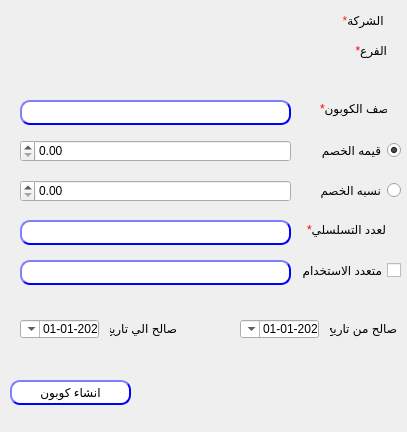
Before: the Qt Designer form presentation/coupon_ui/createCoupon.ui in shymaa123456/HyperPOS2020, drawn with Qt 5.
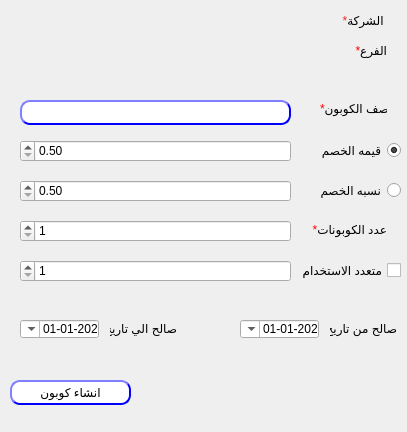
After: the same form once the commit is applied.

```diff
--- a/presentation/coupon_ui/createCoupon.ui
+++ b/presentation/coupon_ui/createCoupon.ui
@@ -157,83 +157,6 @@
     <string>متعدد الاستخدام</string>
    </property>
   </widget>
-  <widget class="QLineEdit" name="LE_desc_4">
-   <property name="enabled">
-    <bool>true</bool>
-   </property>
-   <property name="geometry">
-    <rect>
-     <x>20</x>
-     <y>220</y>
-     <width>271</width>
-     <height>25</height>
-    </rect>
-   </property>
-   <property name="styleSheet">
-    <string notr="true">QLineEdit{
-                                        background-color: white;
-                                        border-style: outset;
-                                        border-width: 2px;
-                                        border-radius: 10px;
-                                        border-color: blue;
-                                        min-width: 6em;
-                                        }
-                                        QLineEdit:hover {
-                                        background: qradialgradient(
-                                        cx: 0.3, cy: -0.4, fx: 0.3, fy: -0.4,
-                                        radius: 1.35, stop: 0 #fff, stop: 1 #bbb
-                                        );
-                                        }
-                                       QLineEdit:pressed {
-                                        border-style: inset;
-                                        background: qradialgradient(
-                                        cx: 0.4, cy: -0.1, fx: 0.4, fy: -0.1,
-                                        radius: 1.35, stop: 0 #fff, stop: 1 #ddd
-                                        );
-                                        }
-                                    </string>
-   </property>
-   <property name="text">
-    <string/>
-   </property>
-  </widget>
-  <widget class="QLineEdit" name="LE_desc_5">
-   <property name="enabled">
-    <bool>false</bool>
-   </property>
-   <property name="geometry">
-    <rect>
-     <x>20</x>
-     <y>260</y>
-     <width>271</width>
-     <height>25</height>
-    </rect>
-   </property>
-   <property name="styleSheet">
-    <string notr="true">QLineEdit{
-                                        background-color: white;
-                                        border-style: outset;
-                                        border-width: 2px;
-                                        border-radius: 10px;
-                                        border-color: blue;
-                                        min-width: 6em;
-                                        }
-                                        QLineEdit:hover {
-                                        background: qradialgradient(
-                                        cx: 0.3, cy: -0.4, fx: 0.3, fy: -0.4,
-                                        radius: 1.35, stop: 0 #fff, stop: 1 #bbb
-                                        );
-                                        }
-                                       QLineEdit:pressed {
-                                        border-style: inset;
-                                        background: qradialgradient(
-                                        cx: 0.4, cy: -0.1, fx: 0.4, fy: -0.1,
-                                        radius: 1.35, stop: 0 #fff, stop: 1 #ddd
-                                        );
-                                        }
-                                    </string>
-   </property>
-  </widget>
   <widget class="QLabel" name="desc_2">
    <property name="geometry">
     <rect>
@@ -247,7 +170,7 @@
     <enum>Qt::RightToLeft</enum>
    </property>
    <property name="text">
-    <string>&lt;html&gt;&lt;head/&gt;&lt;body&gt;&lt;p align=&quot;right&quot;&gt;&lt;span style=&quot; color:#ff0000;&quot;&gt;*&lt;/span&gt;العدد التسلسلي&lt;/p&gt;&lt;/body&gt;&lt;/html&gt;</string>
+    <string>&lt;html&gt;&lt;head/&gt;&lt;body&gt;&lt;p align=&quot;right&quot;&gt;&lt;span style=&quot; color:#ff0000;&quot;&gt;*&lt;/span&gt;عدد الكوبونات&lt;/p&gt;&lt;/body&gt;&lt;/html&gt;</string>
    </property>
   </widget>
   <widget class="QLabel" name="desc_3">
@@ -384,6 +307,9 @@
    <property name="styleSheet">
     <string notr="true"/>
    </property>
+   <property name="minimum">
+    <double>0.500000000000000</double>
+   </property>
   </widget>
   <widget class="QDoubleSpinBox" name="LE_desc_3">
    <property name="geometry">
@@ -396,6 +322,35 @@
    </property>
    <property name="styleSheet">
     <string notr="true"/>
+   </property>
+   <property name="minimum">
+    <double>0.500000000000000</double>
+   </property>
+  </widget>
+  <widget class="QSpinBox" name="LE_desc_4">
+   <property name="geometry">
+    <rect>
+     <x>20</x>
+     <y>220</y>
+     <width>271</width>
+     <height>22</height>
+    </rect>
+   </property>
+   <property name="minimum">
+    <number>1</number>
+   </property>
+  </widget>
+  <widget class="QSpinBox" name="LE_desc_5">
+   <property name="geometry">
+    <rect>
+     <x>20</x>
+     <y>260</y>
+     <width>271</width>
+     <height>22</height>
+    </rect>
+   </property>
+   <property name="minimum">
+    <number>1</number>
    </property>
   </widget>
  </widget>
```
Left out of the diff: 2 changed lines with no effect on the pictures.
